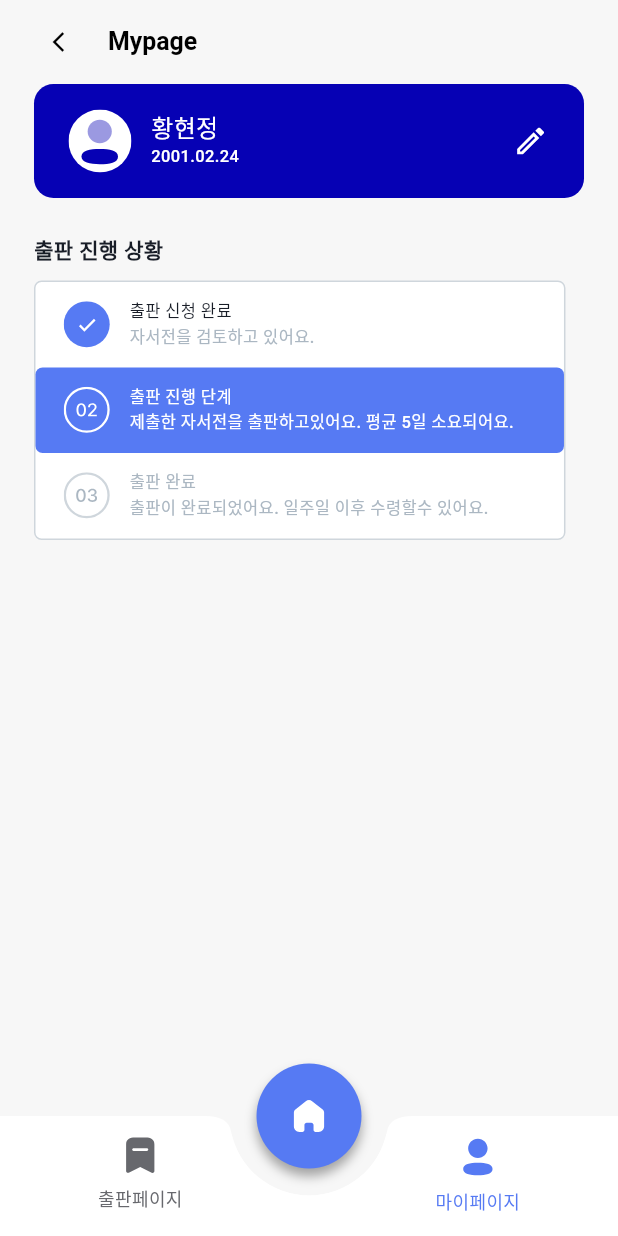
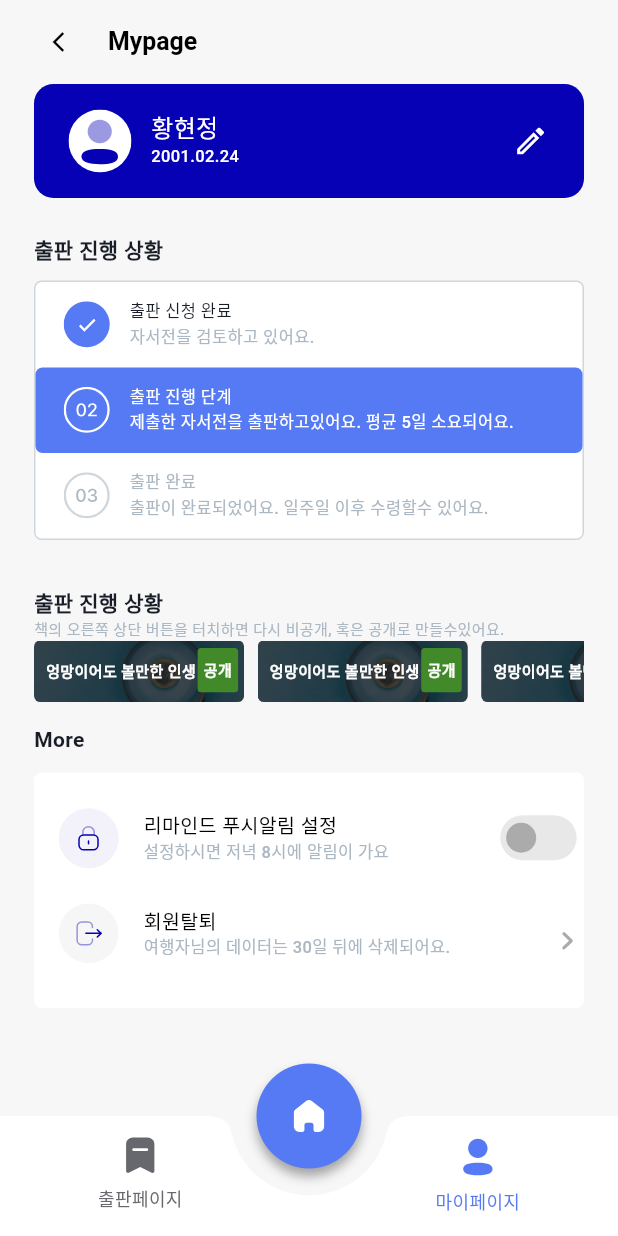
Before and after one commit to life-librarians/life-bookshelf-client, a Flutter app: the screen it shows after launch, after a tap on "출판페이지", after a tap on "마이페이지", on a phone screen of 412 x 824 dp. Run offline on Flutter 3.47's test engine with Material 3 defaults, Android fonts, the phone set to English and light mode, and no system bars; drawn by our look-alikes of flutter_switch; our stand-ins replace dotted_line, flutter_dotenv, flutter_native_splash, flutter_svg, get, shimmer; network calls fail; Roboto replaces fonts that are missing (Pretendard).

Commit message:
feat: 마이페이지 View 구현 완료

```diff
--- a/lib/viewModels/mypage/mypage_viewmodel.dart
+++ b/lib/viewModels/mypage/mypage_viewmodel.dart
@@ -1,15 +1,11 @@
 import 'package:get/get.dart';
 
 class MypageViewModel extends GetxController {
+  List<RxBool> switches = List.generate(6, (_) => false.obs); // Generates 5 observable booleans
 
-  //받아와야하는게 일단...
-  /*
-  1. 사용자 이름
-  2. 사용자 생년월일
-  3. 출판 진행상황
-  4. 내가 출판한 책, 책제목, 공개여부
-  5. 리마인드 푸시알람
-  6. 회원탈퇴 하는 API
-   */
-
+  void toggleSwitch(int index, bool value) {
+    if (index < switches.length) {
+      switches[index].value = value;
+    }
+  }
 }
--- a/lib/views/mypage/components/publication_progress.dart
+++ b/lib/views/mypage/components/publication_progress.dart
@@ -20,7 +20,7 @@ class PublicationProgress extends StatelessWidget {
           Text("출판 진행 상황", style: FontSystem.KR14B.copyWith(color: ColorSystem.mypage.fontBlack)),
           SizedBox(height: 10),
           Container(
-            width: Get.width * 0.86,
+            width: Get.width * 0.89,
             height: 173,
             decoration: BoxDecoration(
               border: Border.all(
--- /dev/null
+++ b/lib/views/mypage/components/toggle.dart
@@ -0,0 +1,31 @@
+import 'package:flutter/material.dart';
+import 'package:get/get.dart';
+import 'package:flutter_switch/flutter_switch.dart';
+import 'package:life_bookshelf/utilities/color_system.dart';
+
+import 'package:life_bookshelf/viewModels/mypage/mypage_viewmodel.dart';
+
+class SimpleToggleSwitch extends StatelessWidget {
+  final int index;
+
+  SimpleToggleSwitch({required this.index});
+
+  @override
+  Widget build(BuildContext context) {
+    final MypageViewModel toggleController = Get.find();
+
+    return Obx(() => FlutterSwitch(
+      activeColor: ColorSystem.mainBlue,
+      inactiveColor: Color(0xFFE8E8E8),
+      toggleColor: Color(0xFFABABAB),
+      activeToggleColor: Colors.white,
+      width: 51,
+      height: 30,
+      toggleSize: 20,
+      value: toggleController.switches[index].value,
+      onToggle: (value) {
+        toggleController.toggleSwitch(index, value);
+      },
+    ));
+  }
+}
--- a/lib/views/mypage/mypage_screen.dart
+++ b/lib/views/mypage/mypage_screen.dart
@@ -6,6 +6,7 @@ import 'package:life_bookshelf/utilities/font_system.dart';
 import 'package:life_bookshelf/viewModels/mypage/mypage_viewmodel.dart';
 import 'package:life_bookshelf/views/base/base_screen.dart';
 import 'package:life_bookshelf/views/mypage/components/publication_progress.dart';
+import 'package:life_bookshelf/views/mypage/components/toggle.dart';
 
 class MypageScreen extends BaseScreen<MypageViewModel> {
   const MypageScreen({super.key});
@@ -37,6 +38,8 @@ class MypageScreen extends BaseScreen<MypageViewModel> {
         children: [
           _Profile(),
           PublicationProgress(),
+          _BooksPublished(),
+          _More(),
         ],
       ),
     );
@@ -88,11 +91,187 @@ class _Profile extends StatelessWidget {
   }
 }
 
-class _ProgressnApplication extends StatelessWidget {
-  const _ProgressnApplication({super.key});
+class _BooksPublished extends StatelessWidget {
+  const _BooksPublished({super.key});
 
   @override
   Widget build(BuildContext context) {
-    return PublicationProgress();
+    return Container(
+      margin: const EdgeInsets.only(top: 31),
+      width: Get.width * 0.89,
+      child: Column(
+        crossAxisAlignment: CrossAxisAlignment.start,
+        children:[
+          Text("출판 진행 상황", style: FontSystem.KR14B.copyWith(color: ColorSystem.mypage.fontBlack)),
+          Text("책의 오른쪽 상단 버튼을 터치하면 다시 비공개, 혹은 공개로 만들수있어요.",
+            style: FontSystem.KR10M.copyWith(color: ColorSystem.mypage.fontGray),
+          ),
+          _BookBoxs(),
+        ]
+      ),
+    );
   }
 }
+
+class _BookBoxs extends StatelessWidget {
+  const _BookBoxs({super.key});
+
+  @override
+  Widget build(BuildContext context) {
+    return Container(
+      height: 41,
+      child: ListView.builder(
+        scrollDirection: Axis.horizontal, // 수평 스크롤 설정
+        itemCount: 10, // 예를 들어 10개의 _BookBox를 생성
+        itemBuilder: (context, index) {
+          return _BookBox(); // _BookBox 위젯을 여러 개 생성
+        },
+      ),
+    );
+  }
+}
+
+class _BookBox extends StatelessWidget {
+  const _BookBox({super.key});
+
+  @override
+  Widget build(BuildContext context) {
+    return Container(
+      margin: const EdgeInsets.only(right: 9),
+      width: Get.width * 0.34,
+      height: 41,
+      decoration: BoxDecoration(
+          borderRadius: BorderRadius.circular(4.23),
+        image: DecorationImage(
+          image: AssetImage("assets/icons/main/example.png"),
+          fit: BoxFit.cover,
+          colorFilter: ColorFilter.mode(
+            Colors.black.withOpacity(0.69),
+            BlendMode.darken,
+          ),
+        ),
+      ),
+      child: Stack(
+        children: [
+          Container(
+            margin: const EdgeInsets.only(left: 8),
+            child: Align(
+              alignment: Alignment.centerLeft,
+              child: Text(
+                "엉망이어도 볼만한 인생",
+                style: FontSystem.KR10B.copyWith(color: Colors.white),
+              ),
+            ),
+          ),
+          Positioned(
+            top: 5,
+            right: 4,
+            child: Container(
+              decoration: BoxDecoration(
+                color: ColorSystem.screen.green,
+                borderRadius: BorderRadius.circular(2.35),
+              ),
+              width: 27,
+              height: 29.51,
+              child: Center(
+                child: Text(
+                  "공개",
+                  style: FontSystem.KR10B.copyWith(color: Colors.white),
+                ),
+              )
+            ),
+          ),
+        ],
+      ),
+    );
+  }
+}
+
+class _More extends StatelessWidget {
+  const _More({super.key});
+
+  @override
+  Widget build(BuildContext context) {
+    return Container(
+      margin: const EdgeInsets.only(top: 15),
+      width: Get.width * 0.89,
+      child: Column(
+        crossAxisAlignment: CrossAxisAlignment.start,
+        children: [
+          Text("More", style: FontSystem.KR14B.copyWith(color: ColorSystem.mypage.fontBlack)),
+          SizedBox(height: 12),
+          Container(
+            decoration: BoxDecoration(
+              color: Colors.white,
+              borderRadius: BorderRadius.circular(5),
+            ),
+            height: 157,
+            child: Column(
+              children: [
+                _Remind(),
+                _Withdrawal(),
+              ],
+            ),
+
+          ),
+        ],
+      ),
+    );
+  }
+}
+
+
+class _Remind extends StatelessWidget {
+  const _Remind({super.key});
+
+  @override
+  Widget build(BuildContext context) {
+    return Container(
+      margin: const EdgeInsets.only(left: 16, top: 23),
+      child: Row(
+        children: [
+          SvgPicture.asset('assets/icons/mypage/remind.svg'),
+          SizedBox(width: 16,),
+          Column(
+            crossAxisAlignment: CrossAxisAlignment.start,
+            children: [
+              Text("리마인드 푸시알림 설정",style:FontSystem.KR13M,),
+              Text("설정하시면 저녁 8시에 알림이 가요",style: FontSystem.KR11M.copyWith(color: ColorSystem.mypage.fontGray),),
+            ],
+          ),
+          SizedBox(width: Get.width * 0.18),
+          SimpleToggleSwitch(index: 0),
+        ],
+      ),
+    );
+  }
+}
+
+class _Withdrawal extends StatelessWidget {
+  const _Withdrawal({super.key});
+
+  @override
+  Widget build(BuildContext context) {
+    return Container(
+      margin: const EdgeInsets.only(left: 16, top: 23),
+      child: Row(
+        children: [
+          SvgPicture.asset('assets/icons/mypage/out.svg'),
+          SizedBox(width: 16,),
+          Column(
+            crossAxisAlignment: CrossAxisAlignment.start,
+            children: [
+              Text("회원탈퇴",style:FontSystem.KR13M,),
+              Text("여행자님의 데이터는 30일 뒤에 삭제되어요.",style: FontSystem.KR11M.copyWith(color: ColorSystem.mypage.fontGray),),
+            ]
+          ),
+          SizedBox(width: Get.width * 0.18),
+          Container(
+            margin: const EdgeInsets.only(top: 10),
+              child: SvgPicture.asset('assets/icons/mypage/arrow.svg')),
+
+        ],
+      ),
+    );
+  }
+}
--- a/pubspec.yaml
+++ b/pubspec.yaml
@@ -22,6 +22,7 @@ dependencies:
     intl: ^0.18.1
     dotted_line: ^3.2.2
     shimmer: ^3.0.0
+    flutter_switch: ^0.3.2
 
 dev_dependencies:
     flutter_test:
```
Also changed, not shown: assets/icons/mypage/arrow.svg (added), assets/icons/mypage/out.svg (added), assets/icons/mypage/remind.svg (added).
